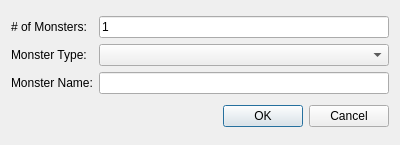
Qt form DMHelper/src/addmonstersdialog.ui (MMetze/DMHelper) before a commit.
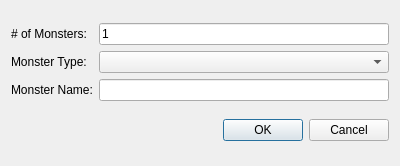
The same form after that commit. Icons and pictures are not drawn.

Diff of the .ui file:
```diff
--- a/DMHelper/src/addmonstersdialog.ui
+++ b/DMHelper/src/addmonstersdialog.ui
@@ -7,7 +7,7 @@
     <x>0</x>
     <y>0</y>
     <width>400</width>
-    <height>145</height>
+    <height>166</height>
    </rect>
   </property>
   <property name="windowTitle">
```
Left out of the diff: 2 changed lines with no effect on the pictures.
